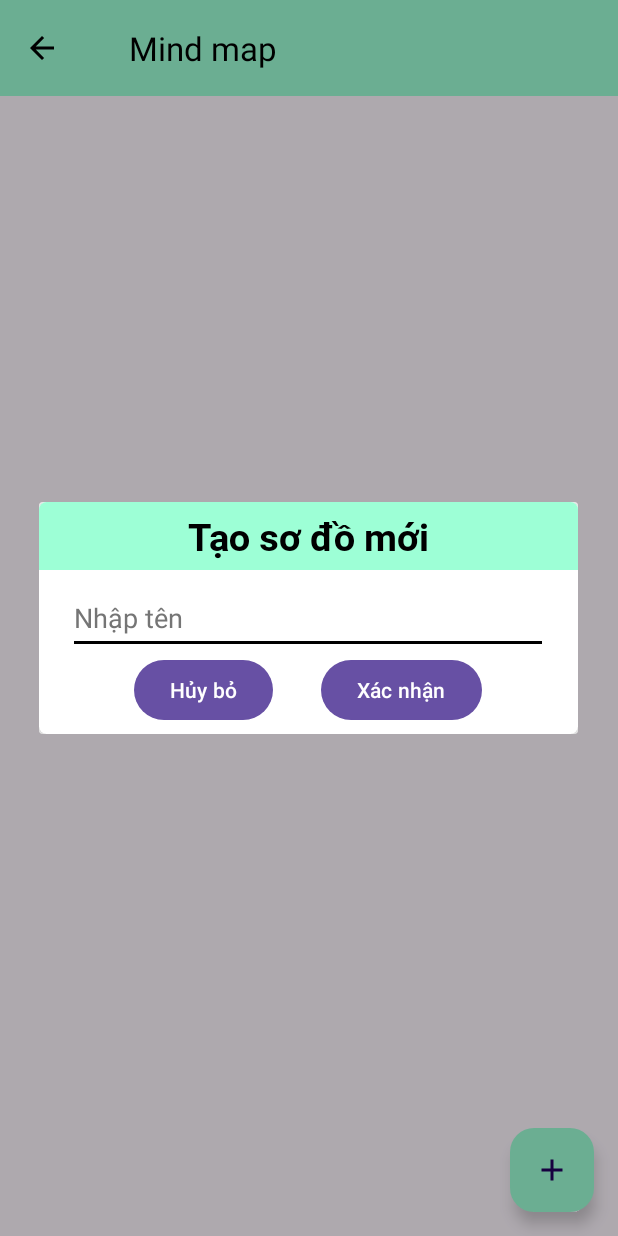
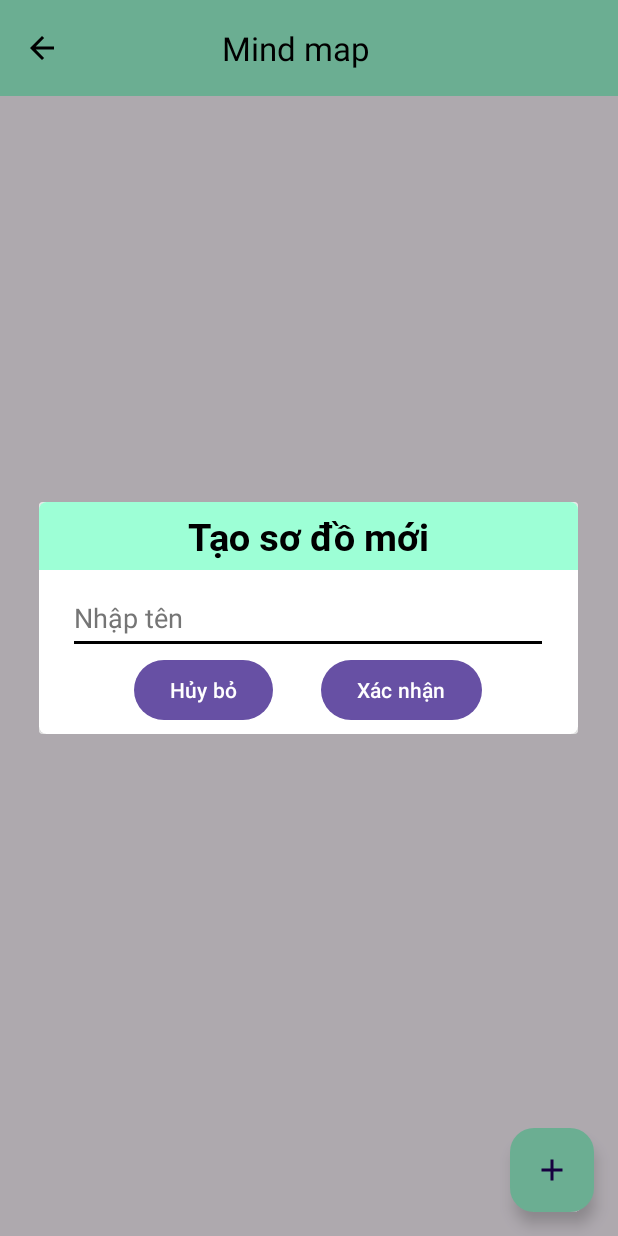
Before and after one commit to kduythanh/NCKH-StudyHelperApp, an Android app: the MindMapMenuActivity screen opened directly, with no data from a screen before it, after a tap on "Nút Add", on a phone screen of 412 x 824 dp. Run offline under Robolectric (Android 15) with nearby library versions, the phone set to English and light mode, and no system bars; our stand-ins replace Firebase (no records; nobody signed in at launch, a user with empty details on screens opened directly).

Commit message:
Fixed an issue - Removed swipe to refresh feature. - Give the children node a fix spawn position below the parent node (overlap be damned) - Fixed the flickering recycler view in MindMapMenuActivity.kt

```diff
--- a/app/build.gradle.kts
+++ b/app/build.gradle.kts
@@ -47,7 +47,6 @@ dependencies {
     implementation(libs.firebase.auth)
     implementation(libs.firebase.database.ktx)
     implementation(libs.firebase.firestore)
-    implementation(libs.androidx.swiperefreshlayout)
     testImplementation(libs.junit)
     androidTestImplementation(libs.androidx.junit)
     androidTestImplementation(libs.androidx.espresso.core)
--- a/app/src/main/java/com/example/nlcs/LogInActivity.kt
+++ b/app/src/main/java/com/example/nlcs/LogInActivity.kt
@@ -72,7 +72,7 @@ class LogInActivity : AppCompatActivity() {
         }
     }
 
-    // Validate account
+    // Checking password and email pattern
     private fun validateAccount(mail: String, passwd: String): Boolean{
         if(!Patterns.EMAIL_ADDRESS.matcher(mail).matches()){
             binding.LogInEmailEditText.error = "Invalid email format"
--- a/app/src/main/java/com/example/nlcs/MindMapMenuActivity.kt
+++ b/app/src/main/java/com/example/nlcs/MindMapMenuActivity.kt
@@ -12,7 +12,6 @@ import androidx.appcompat.app.AppCompatActivity
 import androidx.appcompat.app.AppCompatDelegate
 import androidx.recyclerview.widget.LinearLayoutManager
 import androidx.recyclerview.widget.RecyclerView
-import androidx.swiperefreshlayout.widget.SwipeRefreshLayout
 import com.example.nlcs.databinding.ActivityMindMapMenuBinding
 import com.google.firebase.Firebase
 import com.google.firebase.auth.FirebaseAuth
@@ -20,18 +19,17 @@ import com.google.firebase.auth.auth
 import com.google.firebase.firestore.FirebaseFirestore
 import java.util.UUID
 
-class MindMapMenuActivity : AppCompatActivity() {
+
+class MindMapMenuActivity : AppCompatActivity(), MindMapListener {
 
     private lateinit var binding: ActivityMindMapMenuBinding
     private lateinit var firebaseAuth: FirebaseAuth
     private lateinit var recyclerView: RecyclerView
     private lateinit var mindMapList: ArrayList<MindMap>
     private lateinit var mindMapAdapter: MindMapAdapter
-    private lateinit var swipeRefreshLayout: SwipeRefreshLayout
     private val neo4jUri = "bolt+s://f4454805.databases.neo4j.io"
     private val neo4jUser = "neo4j"
     private val neo4jPassword = "T79xAI8tRj6QzvCfiqDMBAlxb4pabJ1UBh_H7qIqlaQ"
-
 
     override fun onCreate(savedInstanceState: Bundle?) {
         super.onCreate(savedInstanceState)
@@ -51,17 +49,13 @@ class MindMapMenuActivity : AppCompatActivity() {
         binding.toolbar.setNavigationOnClickListener { finish() }
 
         // Initialize the adapter
-        mindMapAdapter = MindMapAdapter(mindMapList, this)
+        mindMapAdapter = MindMapAdapter(mindMapList, this, this)
 
         // Setup RecyclerView and Adapter
         recyclerView.layoutManager = LinearLayoutManager(this)
         recyclerView.adapter = mindMapAdapter
 
-        // Initialize the swipe refresh layout
-        swipeRefreshLayout = binding.mindMapMenuSwipeRefreshLayout
-        swipeRefreshLayout.setOnRefreshListener {
-            fetchMindMaps()
-        }
+
 
         // Fetch the mind maps from Firestore
         fetchMindMaps()
@@ -111,8 +105,12 @@ class MindMapMenuActivity : AppCompatActivity() {
                 // Create a Master Node upon creating a new Mind Map item
                 val userId = firebaseAuth.currentUser?.uid
                 if(userId != null){
+
+                    val y = binding.mindMapMenuRecycleView.width.toFloat() / 2f - binding.toolbar.height.toFloat() - 45f
+                    val x = binding.mindMapMenuRecycleView.height.toFloat() / 2f
+
                     val neo4jService = Neo4jService(neo4jUri, neo4jUser, neo4jPassword)
-                    neo4jService.createNode("Main Node", userId, mindMapId, 0f, 0f)
+                    neo4jService.createNode("Main Node", userId, mindMapId, x , y)
                     neo4jService.close()
                 }
 
@@ -124,43 +122,78 @@ class MindMapMenuActivity : AppCompatActivity() {
     }
 
     // Fetch the mind maps from Firestore
+//    @SuppressLint("NotifyDataSetChanged")
+//    private fun fetchMindMaps(){
+//        val db = FirebaseFirestore.getInstance()
+//        val currentUserID = firebaseAuth.currentUser?.uid
+//        val docRef = db.collection("mindMapTemp").whereEqualTo("userID", currentUserID)
+//
+//        docRef.addSnapshotListener { snapshots, e ->
+//            if (e != null){
+//                Log.w(TAG, "Listen failed.", e)
+//                return@addSnapshotListener
+//            }
+//            if(snapshots != null){
+//                val newMindMapList = arrayListOf<MindMap>()
+//                for (doc in snapshots){
+//                    val mindMap = doc.toObject(MindMap::class.java).apply{
+//                        id = doc.id
+//                    }
+//                    newMindMapList.add(mindMap)
+//                }
+//
+//                // Calculate the starting position for new items
+//                val startPosition = mindMapList.size
+//                // Clear the list and add the new items
+//                mindMapList.clear()
+//                mindMapList.addAll(newMindMapList)
+//                // Sort items by date in in ascending order
+//                mindMapList.sortBy { it.date }
+//                // Notify the adapter of the newly inserted items
+//                // Refresh the recycler view when adding new items to an empty list
+//                mindMapAdapter.notifyItemRangeInserted(startPosition, newMindMapList.size )
+//                // Notify the adapter that the data has changed
+//                // This prevent the app from crashing when either updating the title or deleting the the mind map
+//                mindMapAdapter.notifyDataSetChanged( )
+//            }
+//        }
+//    }
+
     @SuppressLint("NotifyDataSetChanged")
-    private fun fetchMindMaps(){
+    private fun fetchMindMaps() {
         val db = FirebaseFirestore.getInstance()
         val currentUserID = firebaseAuth.currentUser?.uid
         val docRef = db.collection("mindMapTemp").whereEqualTo("userID", currentUserID)
 
         docRef.addSnapshotListener { snapshots, e ->
-            if (e != null){
+            if (e != null) {
                 Log.w(TAG, "Listen failed.", e)
                 return@addSnapshotListener
             }
-            if(snapshots != null){
+            if (snapshots != null) {
                 val newMindMapList = arrayListOf<MindMap>()
-                for (doc in snapshots){
-                    val mindMap = doc.toObject(MindMap::class.java).apply{
+                for (doc in snapshots) {
+                    val mindMap = doc.toObject(MindMap::class.java).apply {
                         id = doc.id
                     }
                     newMindMapList.add(mindMap)
                 }
 
-                // Calculate the starting position for new items
-                val startPosition = mindMapList.size
                 // Clear the list and add the new items
                 mindMapList.clear()
                 mindMapList.addAll(newMindMapList)
-                // Sort items by date in in ascending order
+                Log.d(TAG, "Cleared mindMapList. New size: ${mindMapList.size}, newMindMapList size: ${newMindMapList.size}")
+
+                // Sort items by date in ascending order
                 mindMapList.sortBy { it.date }
-                // Notify the adapter of the newly inserted items
-                // Refresh the recycler view when adding new items to an empty list
-                mindMapAdapter.notifyItemRangeInserted(startPosition, newMindMapList.size)
-                // Notify the adapter that the data has changed
-                // This prevent the app from crashing when either updating the title or deleting the the mind map
-                mindMapAdapter.notifyDataSetChanged( )
-                // Stop The refreshing animation
-                swipeRefreshLayout.isRefreshing = false
+
+                // Notify the adapter of the changes
+                mindMapAdapter.notifyDataSetChanged()
             }
         }
     }
 
+    override fun onMindMapDeleted() {
+        fetchMindMaps()
+    }
 }
--- a/app/src/main/java/com/example/nlcs/SplashActivity.kt
+++ b/app/src/main/java/com/example/nlcs/SplashActivity.kt
@@ -23,8 +23,6 @@ class SplashActivity : AppCompatActivity() {
         binding = ActivitySplashBinding.inflate(layoutInflater)
         setContentView(binding.root)
 
-        AppCompatDelegate.setDefaultNightMode(AppCompatDelegate.MODE_NIGHT_NO)
-
         // Initialize Firebase
         firebaseAuth = Firebase.auth
 
@@ -42,6 +40,6 @@ class SplashActivity : AppCompatActivity() {
                 startActivity(intent)
             }
             finish()
-        }, 1000)
+        }, 800)
     }
 }
--- a/app/src/main/res/layout/activity_mind_map_menu.xml
+++ b/app/src/main/res/layout/activity_mind_map_menu.xml
@@ -21,25 +21,17 @@
             android:background="@color/background_2"
             app:title="@string/MindMap"
             app:titleTextColor="@color/black"
-            app:titleMarginStart="30dp"
+            app:titleMarginStart="92dp"
             android:theme="@style/ThemeOverlay.AppCompat.DayNight.ActionBar"
             app:navigationIcon="@drawable/ic_back_arrow"
             android:layout_alignParentTop="true"/>
 
-        <androidx.swiperefreshlayout.widget.SwipeRefreshLayout
-            android:id="@+id/mindMapMenuSwipeRefreshLayout"
+        <androidx.recyclerview.widget.RecyclerView
+            android:id="@+id/mindMapMenuRecycleView"
             android:layout_width="match_parent"
             android:layout_height="match_parent"
-            android:layout_below="@+id/toolbar">
-
-            <androidx.recyclerview.widget.RecyclerView
-                android:id="@+id/mindMapMenuRecycleView"
-                android:layout_width="match_parent"
-                android:layout_height="match_parent"
-                android:layout_below="@id/toolbar"
-                android:padding="16dp"/>
-
-        </androidx.swiperefreshlayout.widget.SwipeRefreshLayout>
+            android:layout_below="@id/toolbar"
+            android:padding="16dp"/>
 
         <com.google.android.material.floatingactionbutton.FloatingActionButton
             android:id="@+id/mindMapAddButton"
--- a/gradle/libs.versions.toml
+++ b/gradle/libs.versions.toml
@@ -14,7 +14,6 @@ firebaseAuth = "23.0.0"
 firebaseDatabaseKtx = "21.0.0"
 firebaseFirestore = "25.0.0"
 neo4jJavaDriver = "4.4.11"
-swiperefreshlayout = "1.1.0"
 
 [libraries]
 androidx-core-ktx = { group = "androidx.core", name = "core-ktx", version.ref = "coreKtx" }
@@ -28,7 +27,6 @@ androidx-constraintlayout = { group = "androidx.constraintlayout", name = "const
 firebase-auth = { group = "com.google.firebase", name = "firebase-auth", version.ref = "firebaseAuth" }
 firebase-database-ktx = { group = "com.google.firebase", name = "firebase-database-ktx", version.ref = "firebaseDatabaseKtx" }
 firebase-firestore = { group = "com.google.firebase", name = "firebase-firestore", version.ref = "firebaseFirestore" }
-androidx-swiperefreshlayout = { group = "androidx.swiperefreshlayout", name = "swiperefreshlayout", version.ref = "swiperefreshlayout" }
 neo4j-java-driver = { module = "org.neo4j.driver:neo4j-java-driver", version.ref = "neo4jJavaDriver" }
 
 [plugins]
```
Also changed, not shown: app/src/main/java/com/example/nlcs/LineDrawingView.kt (+19 -0 lines), app/src/main/java/com/example/nlcs/MindMapActivity.kt (+46 -13 lines), app/src/main/java/com/example/nlcs/MindMapAdapter.kt (+30 -16 lines), app/src/main/java/com/example/nlcs/Neo4jService.java (+18 -2 lines).
